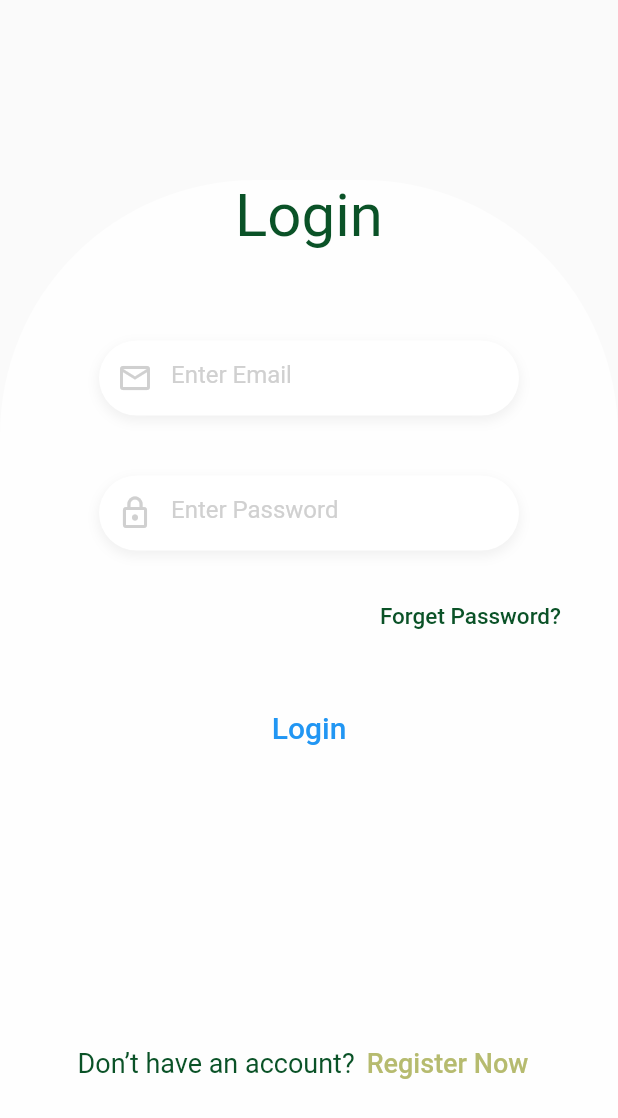
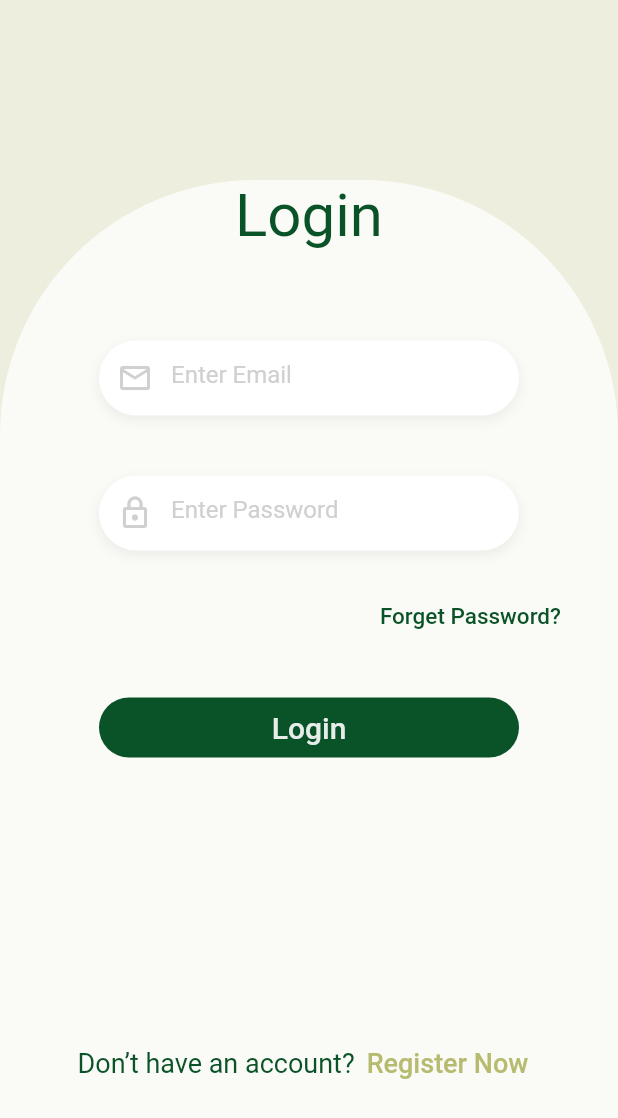
Before and after one commit to 2023-Nerror-SolutionChallenge/Front, a Flutter app: the screen it shows after launch, after a tap on "Get Statred", on a phone screen of 412 x 824 dp. Shown: the top 1118 px of the screen. Run offline on Flutter 3.47's test engine with Material 2 defaults, Android fonts, the phone set to English and light mode, and no system bars; our stand-ins replace get, pinput.

Commit message:
FIX : 페이지 이동 및 버튼 스타일 수정
페이지 이동 및 버튼 스타일 수정
앞으로 size, color 파일 이용 해주십사 합니다 ^_<

```diff
--- a/marbon/lib/main.dart
+++ b/marbon/lib/main.dart
@@ -1,7 +1,14 @@
 import 'package:flutter/material.dart';
 import 'package:marbon/screens/home/home_page.dart';
+import 'package:marbon/screens/login/forget_pw_email_page.dart';
+import 'package:marbon/screens/login/forget_pw_page.dart';
 import 'package:marbon/screens/login/login_page.dart';
 import 'package:get/get.dart';
+import 'package:marbon/screens/login/register_email_page.dart';
+import 'package:marbon/screens/login/register_page.dart';
+import 'package:marbon/screens/main_screen.dart';
+
+import 'color.dart';
 
 void main() {
   runApp(const MyApp());
@@ -16,13 +23,28 @@ class MyApp extends StatelessWidget {
     return GetMaterialApp(
       title: 'Marbon',
       theme: ThemeData(
-        primarySwatch: Colors.blue,
+        scaffoldBackgroundColor: const Color(0xffEDEEDD),
+        // 버튼 테마
+        textButtonTheme: TextButtonThemeData(
+          style: TextButton.styleFrom(
+            foregroundColor: white_90_color,
+            backgroundColor: dark_green_color,
+            shape: RoundedRectangleBorder(
+              borderRadius: BorderRadius.circular(67),
+            ),
+          ),
+        ),
       ),
-      home: HomePage(),
-      initialRoute: "/",
-      getPages: [
-        GetPage(name: "/", page: ()=>LoginPage())
-      ],
+      initialRoute: "/home",
+      routes: {
+        "/home": (context) => const HomePage(),
+        "/login": (context) => const LoginPage(),
+        "/register": (context) => const RegisterPage(),
+        "/register_email": (context) => RegisterEmailPage(),
+        "/forget_pw": (context) => ForgetPwPage(),
+        "/forget_pw_email": (context) => ForgetPwEmailPage(),
+        "/main_screen": (context) => const MainScreen(),
+      },
     );
   }
 }
--- a/marbon/lib/widgets/login/login_form.dart
+++ b/marbon/lib/widgets/login/login_form.dart
@@ -54,7 +54,7 @@ class LoginForm extends StatelessWidget {
               onPressed: () {
                 // 3. 유효성 검사
                 if (_formKey.currentState!.validate()) {
-                  Navigator.pushNamed(context, "/smart_scan");
+                  Navigator.pushNamed(context, "/main_screen");
                 }
               },
             ),
```
Also changed, not shown: marbon/lib/screens/main_screen.dart (added, +12 -0 lines), marbon/lib/screens/smart_scan.dart (deleted, +0 -14 lines), marbon/lib/color.dart (line endings or trailing spaces).
